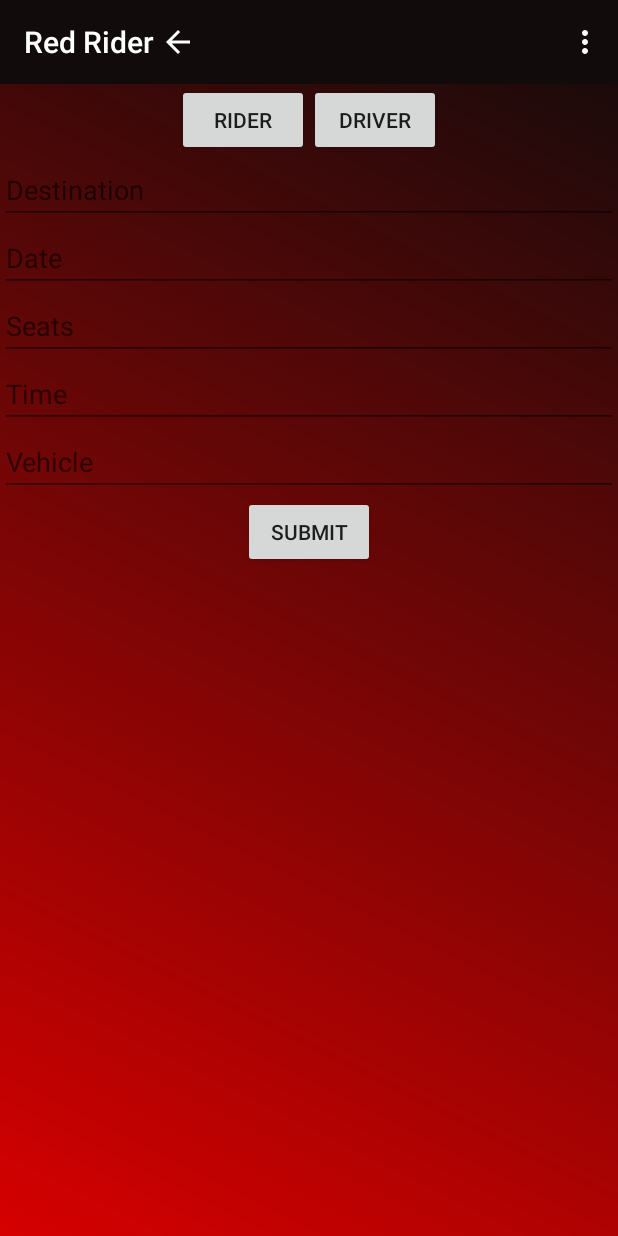
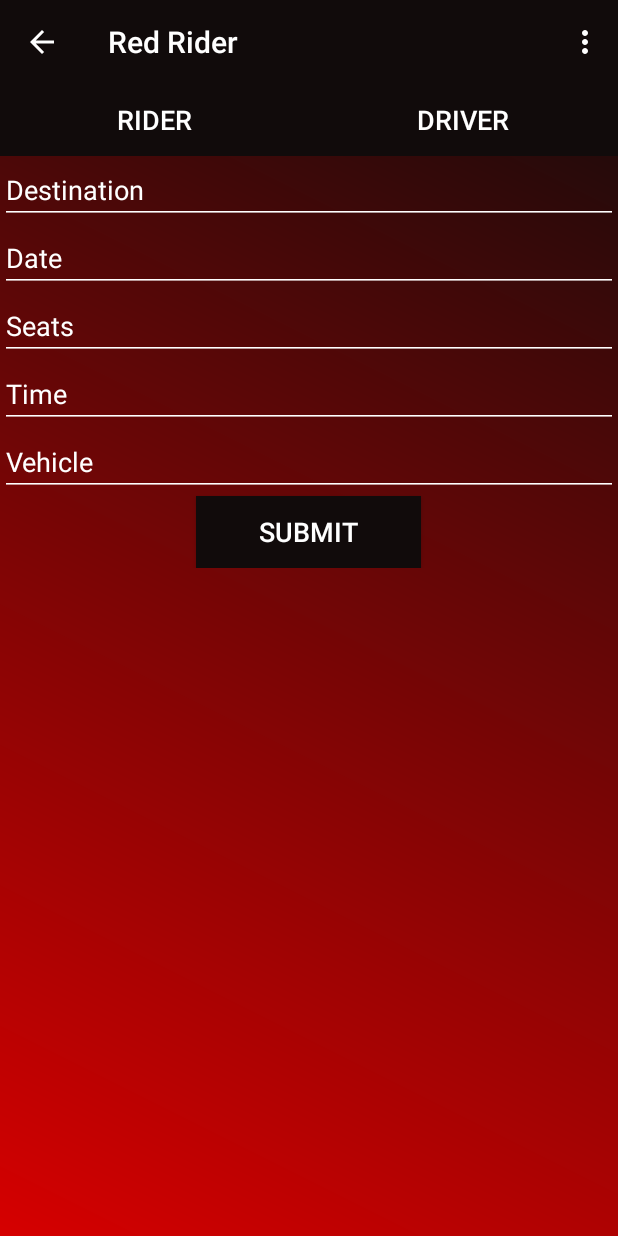
Before and after one commit to lucereal/RedRider, an Android app: the PostFragment screen opened directly, with no data from a screen before it, after a tap on "DRIVER", on a phone screen of 412 x 824 dp. Run offline under Robolectric (Android 15) with nearby library versions, the phone set to English and light mode, and no system bars; network calls fail; Roboto replaces fonts that are not available here; 1 other tap on this screen came first.

Commit message:
A lot of UI updates

```diff
--- a/app/src/main/java/com/example/lucer_000/redrider/Data/PostRepository.java
+++ b/app/src/main/java/com/example/lucer_000/redrider/Data/PostRepository.java
@@ -185,7 +185,7 @@ public class PostRepository {
                                             }else{
 
                                                 System.out.println("get matches not success");
-                                                ArrayList<Post> postList = new AvsrrayList<>();
+                                                ArrayList<Post> postList = new ArrayList<>();
 
 
 
--- a/app/src/main/java/com/example/lucer_000/redrider/Post/PostFragment.java
+++ b/app/src/main/java/com/example/lucer_000/redrider/Post/PostFragment.java
@@ -92,11 +92,10 @@ public class PostFragment extends Fragment implements PostContract.View{
         toolbar = root.findViewById(R.id.appbar);
         ((AppCompatActivity)Objects.requireNonNull(getActivity())).setSupportActionBar(toolbar);
         getActivity().setTitle("Red Rider");
+        toolbar.setNavigationIcon(R.drawable.ic_arrow_back_black_24dp);
 
-        backBtn = root.findViewById(R.id.backBtn);
-        backBtn.setVisibility(View.VISIBLE);
 
-        backBtn.setOnClickListener(new View.OnClickListener() {
+        toolbar.setNavigationOnClickListener(new View.OnClickListener() {
             @Override
             public void onClick(View v) {
                 Intent intent = new Intent(root.getContext(), MatchActivity.class);
--- a/app/src/main/java/com/example/lucer_000/redrider/util/HttpUtils.java
+++ b/app/src/main/java/com/example/lucer_000/redrider/util/HttpUtils.java
@@ -20,7 +20,7 @@ public class HttpUtils {
 
     public static HttpUtils myInstance;
     private static Context context;
-    private String URL ="http://192.168.1.10:3001/";
+    private String URL ="http://10.1.4.42:3001/";
 
 
 
--- a/app/src/main/res/layout/driverpost.xml
+++ b/app/src/main/res/layout/driverpost.xml
@@ -1,11 +1,12 @@
 <?xml version="1.0" encoding="utf-8"?>
 <LinearLayout xmlns:android="http://schemas.android.com/apk/res/android"
     android:layout_width="match_parent"
-    android:layout_height="match_parent"
+    android:layout_height="wrap_content"
     android:orientation="vertical"
     android:paddingLeft="15dp"
     android:paddingTop="15dp"
-    android:paddingBottom="15dp">
+    android:paddingBottom="15dp"
+    android:background="@drawable/borderblack">
 
     <TextView
         android:id="@+id/driverPst"
--- a/app/src/main/res/layout/input_driver.xml
+++ b/app/src/main/res/layout/input_driver.xml
@@ -10,6 +10,8 @@
     android:layout_height="wrap_content"
     android:hint="@string/dest_hint"
     android:inputType="text"
+        android:backgroundTint="@color/colorWhite"
+        android:textColorHint="@color/colorWhite"
         android:textColor="@color/colorWhite"
         android:textSize="18dp"
     />
@@ -22,6 +24,8 @@
     android:layout_height="wrap_content"
     android:hint="@string/date_hint"
     android:inputType="text"
+        android:textColorHint="@color/colorWhite"
+        android:backgroundTint="@color/colorWhite"
         android:textColor="@color/colorWhite"
         android:textSize="18dp"
    />
@@ -32,6 +36,8 @@
         android:layout_height="wrap_content"
         android:hint="Seats"
         android:inputType="text"
+        android:textColorHint="@color/colorWhite"
+        android:backgroundTint="@color/colorWhite"
         android:textColor="@color/colorWhite"
         android:textSize="18dp"
         />
@@ -40,6 +46,8 @@
         android:layout_width="match_parent"
         android:layout_height="wrap_content"
         android:hint="Time"
+        android:textColorHint="@color/colorWhite"
+        android:backgroundTint="@color/colorWhite"
         android:inputType="text"
         android:textColor="@color/colorWhite"
         android:textSize="18dp"
@@ -52,6 +60,8 @@
         android:layout_height="wrap_content"
         android:hint="Vehicle"
         android:inputType="text"
+        android:textColorHint="@color/colorWhite"
+        android:backgroundTint="@color/colorWhite"
         android:textColor="@color/colorWhite"
         android:textSize="18dp"
         />
--- a/app/src/main/res/layout/input_rider.xml
+++ b/app/src/main/res/layout/input_rider.xml
@@ -10,6 +10,8 @@
         android:layout_height="wrap_content"
         android:hint="@string/dest_hint"
         android:inputType="text"
+        android:textColorHint="@color/colorWhite"
+        android:backgroundTint="@color/colorWhite"
         android:textColor="@color/colorWhite"
         android:textSize="18dp"
         />
@@ -22,6 +24,8 @@
         android:hint="@string/date_hint"
         android:inputType="text"
         android:textColor="@color/colorWhite"
+        android:textColorHint="@color/colorWhite"
+        android:backgroundTint="@color/colorWhite"
         android:textSize="18dp"
         />
 
@@ -32,6 +36,8 @@
         android:hint="Time"
         android:inputType="text"
         android:textColor="@color/colorWhite"
+        android:textColorHint="@color/colorWhite"
+        android:backgroundTint="@color/colorWhite"
         android:textSize="18dp"
         />
     <!--//String dest,String date, String riderId, String time-->
--- a/app/src/main/res/layout/post.xml
+++ b/app/src/main/res/layout/post.xml
@@ -2,12 +2,13 @@
 
 <LinearLayout xmlns:android="http://schemas.android.com/apk/res/android"
     android:layout_width="match_parent"
-    android:layout_height="match_parent"
+    android:layout_height="wrap_content"
     android:orientation="vertical"
 
     android:paddingLeft="15dp"
     android:paddingTop="15dp"
-    android:paddingBottom="15dp">
+    android:paddingBottom="15dp"
+    android:background="@drawable/borderblack">
 
 
 
--- a/app/src/main/res/layout/post_frag.xml
+++ b/app/src/main/res/layout/post_frag.xml
@@ -22,19 +22,29 @@
                 android:layout_width="match_parent"
                 android:layout_height="wrap_content"
                 android:gravity="center_horizontal"
-                android:orientation="horizontal">
+                android:orientation="horizontal"
+                >
 
                 <Button
                     android:id="@+id/rider"
-                    android:layout_width="wrap_content"
+                    android:layout_width="fill_parent"
                     android:layout_height="wrap_content"
-                    android:text="@string/rider" />
+                    android:text="@string/rider"
+                    android:layout_weight="1.0"
+                    android:textColor="@color/colorWhite"
+                    android:textSize="18sp"
+                    android:background="@color/colorBlack"
+                    />
 
                 <Button
                     android:id="@+id/driver"
-                    android:layout_width="wrap_content"
+                    android:layout_width="fill_parent"
                     android:layout_height="wrap_content"
-                    android:text="@string/driver" />
+                    android:text="@string/driver"
+                    android:layout_weight="1.0"
+                    android:textColor="@color/colorWhite"
+                    android:textSize="18sp"
+                    android:background="@color/colorBlack"/>
 
             </LinearLayout>
 
@@ -76,11 +86,14 @@
 
             <Button
                 android:id="@+id/submit"
-                android:layout_width="wrap_content"
+                android:layout_width="150dp"
                 android:layout_height="wrap_content"
                 android:text="Submit"
                 android:layout_gravity="center_horizontal"
                 android:visibility="gone"
+                android:textColor="@color/colorWhite"
+                android:textSize="18sp"
+                android:background="@color/colorBlack"
                 />
 
             <TextView
--- a/app/src/main/res/layout/profile_frag.xml
+++ b/app/src/main/res/layout/profile_frag.xml
@@ -113,6 +113,7 @@
         android:inputType="text"
         android:textSize="18dp"
         android:visibility="invisible"
+        android:textColor="@color/colorWhite"
         app:layout_constraintBottom_toBottomOf="parent"
         app:layout_constraintEnd_toEndOf="parent"
         app:layout_constraintHorizontal_bias="0.0"
@@ -168,6 +169,7 @@
         android:backgroundTint="@color/colorWhite"
         android:inputType="text"
         android:textSize="18dp"
+        android:textColor="@color/colorWhite"
         app:layout_constraintBottom_toBottomOf="parent"
         app:layout_constraintEnd_toEndOf="parent"
         app:layout_constraintHorizontal_bias="1.0"
@@ -239,6 +241,7 @@
         android:backgroundTint="@color/colorWhite"
         android:inputType="text"
         android:textSize="18dp"
+        android:textColor="@color/colorWhite"
         android:visibility="invisible"
         app:layout_constraintBottom_toBottomOf="parent"
         app:layout_constraintStart_toStartOf="parent"
@@ -272,6 +275,7 @@
         android:layout_marginBottom="16dp"
         android:entries="@array/sex_array"
         android:textAlignment="center"
+        android:textColor="@color/colorWhite"
         app:layout_constraintBottom_toBottomOf="parent"
         app:layout_constraintEnd_toEndOf="parent"
         app:layout_constraintHorizontal_bias="1.0"
@@ -311,6 +315,7 @@
         android:backgroundTint="@color/colorWhite"
         android:ems="10"
         android:inputType="textMultiLine"
+        android:textColor="@color/colorWhite"
         android:textSize="18dp"
         app:layout_constraintBottom_toBottomOf="parent"
         app:layout_constraintEnd_toEndOf="parent"
```
Also changed, not shown: app/src/main/java/com/example/lucer_000/redrider/MatchPage/MatchFragment.java (+12 -12 lines), app/src/main/res/drawable/borderblack.xml (added, +8 -0 lines), app/src/main/res/layout/matchpost.xml (+16 -6 lines).
